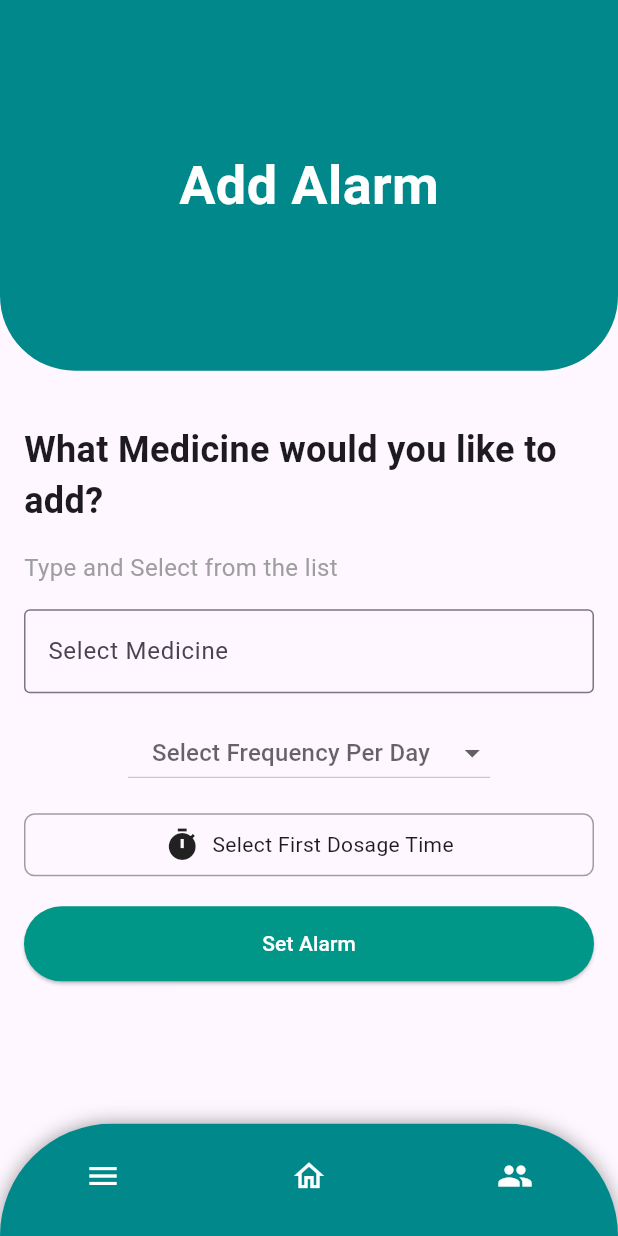
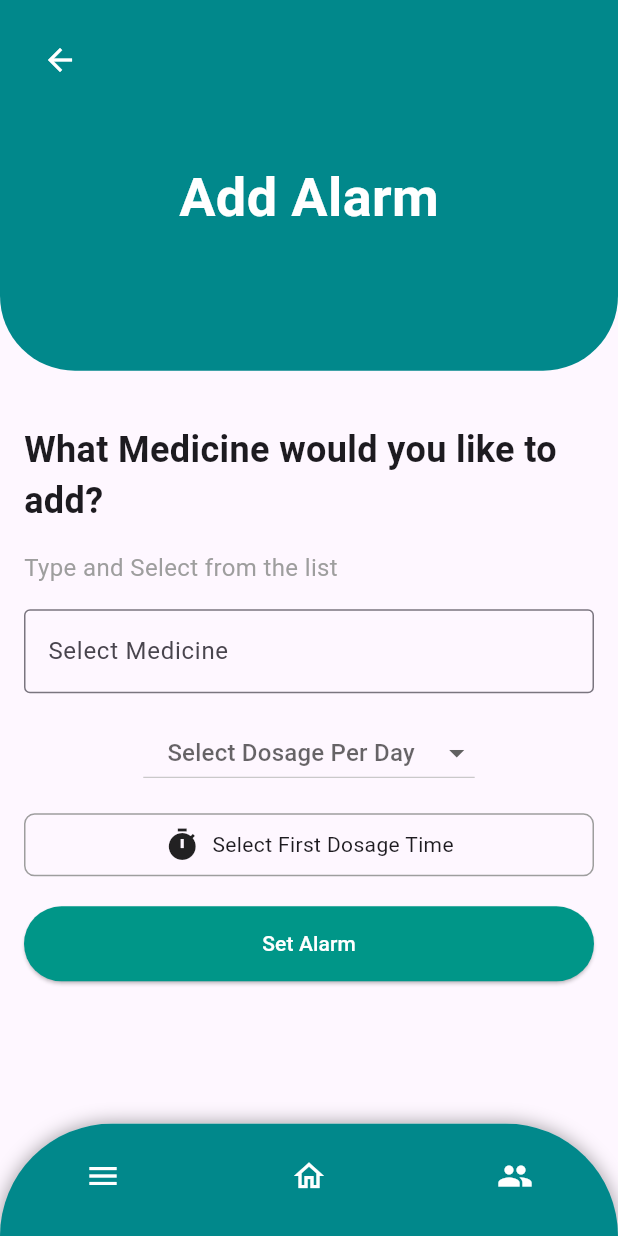
Before and after one commit to Yousuf626/FYP, a Flutter app: the MedicineScreen screen opened directly, on a phone screen of 412 x 824 dp. Run offline on Flutter 3.47's test engine with Material 3 defaults, Android fonts, the phone set to English and light mode, and no system bars; drawn by our look-alikes of dropdown_button2; our stand-ins replace bloc, cloud_firestore, equatable, firebase_auth, firebase_core, firebase_storage and 6 more; missing offline and left inert: alarm, flutter_alarm_clock, flutter_facebook_auth, mailer; accounts and stored records are empty; network calls fail.

Commit message:
im still better

```diff
--- a/lib/pages/Medicine.dart
+++ b/lib/pages/Medicine.dart
@@ -76,8 +76,8 @@ class _MedicineScreenState extends State<MedicineScreen> {
   List<String> allMedicines = [
     'Panadol',
     'Ibuprofen',
-    'Ciprofloxacin',
-    'Acetaminophen'
+    'Adderall',
+    'Ativan',
   ];
   String? selectedMedicine;
   OverlayEntry? _overlayEntry;
@@ -204,7 +204,7 @@ class _MedicineScreenState extends State<MedicineScreen> {
       body: SingleChildScrollView(
       child: Column(children: [
         Container(
-          padding: const EdgeInsets.all(16.0),
+  padding: const EdgeInsets.only(top: 16.0, left: 16.0, right: 16.0),
   width: double.infinity,
   height: MediaQuery.of(context).size.height * 0.3,
   decoration: const BoxDecoration(
@@ -214,7 +214,20 @@ class _MedicineScreenState extends State<MedicineScreen> {
     ),
     color: Color(0xFF01888B),
   ),
-          child: const Center(
+  child: Stack(
+    children: [
+      Align(
+        alignment: Alignment.topLeft,
+        child: IconButton(
+          icon: Icon(Icons.arrow_back, color: Colors.white),
+          onPressed: () {
+            Navigator.of(context).push(MaterialPageRoute(
+              builder: (context) => const AlarmHomeScreen(),
+            ));
+          },
+      ),),
+      const Align(
+        alignment: Alignment.center,
         child: Text(
           "Add Alarm",
           style: TextStyle(
@@ -223,6 +236,8 @@ class _MedicineScreenState extends State<MedicineScreen> {
             color: Colors.white,
           ),
         ),
+      ),
+    ],
   ),
 ),
         const SizedBox(height: 20),
@@ -257,7 +272,7 @@ class _MedicineScreenState extends State<MedicineScreen> {
               Center(
                 child: DropdownButton2<int>(
                   value: frequencyPerDay,
-                  hint: const Text('Select Frequency Per Day'),
+                  hint: const Text('Select Dosage Per Day'),
                   items:
                       frequencyOptions.map<DropdownMenuItem<int>>((int value) {
                     return DropdownMenuItem<int>(
--- a/lib/pages/forgotpassword.dart
+++ b/lib/pages/forgotpassword.dart
@@ -45,7 +45,7 @@ class _ForgotPasswordScreenState extends State<ForgotPasswordScreen> {
             ),
             const SizedBox(height: 10.0),
             const Text(
-              "Don't worry! It occurs. Please enter the email address linked with your account.",
+              "Enter your email and we'll send you a link to reset your password.",
               style: TextStyle(
                 fontSize: 16.0,
                 color: Colors.grey,
@@ -73,7 +73,7 @@ class _ForgotPasswordScreenState extends State<ForgotPasswordScreen> {
                 padding: const EdgeInsets.all(14),
               ),
               child: const Text(
-                'Login',
+                'Reset Password',
                 style: TextStyle(
                   fontFamily: 'Urbanist',
                   color: Colors.white,
```
Also changed, not shown: lib/pages/aboutUs.dart (+18 -1 lines), lib/pages/alarm.dart (+19 -2 lines), lib/pages/help.dart (+20 -2 lines), lib/pages/shareRecords.dart (+20 -1 lines). Lines whose indentation alone changed are shown as unchanged.
